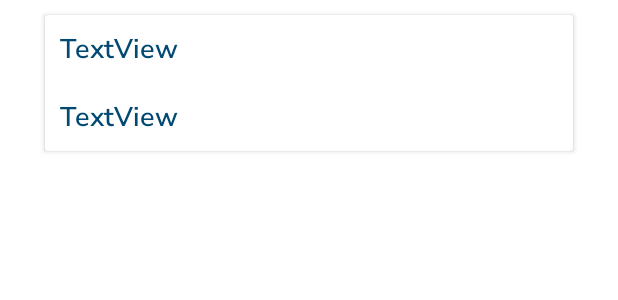
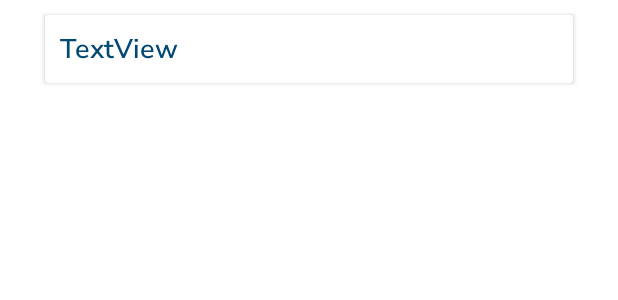
Before and after one commit to keulia/BeFriend, an Android app: the layout item_notificacion.xml on its own in the app's theme, with its tools: preview values and no code run, on a phone screen of 412 x 824 dp. Shown: the top 300 px of the screen. Run offline under Robolectric (Android 15) with nearby library versions, the phone set to English and light mode, and no system bars; Roboto replaces fonts that are not available here.

Commit message:
Prueba notificaciones sin cumple

```diff
--- a/app/src/main/java/com/casoca/befriend/EditContactFragment.kt
+++ b/app/src/main/java/com/casoca/befriend/EditContactFragment.kt
@@ -257,7 +257,7 @@ class EditContactFragment : Fragment(), DatePickerDialog.OnDateSetListener  {
 
     private fun mensajeono(){
         messageNotification = if (binding.cbTemasConvo.isChecked){
-            "Escribe y "+binding.etNombre.text.toString()+" "+frases.random()
+            "Deberías de escribir a "+binding.etNombre.text.toString()+" "+frases.random()
         }else{
             "Escribe y "+binding.etNombre.text.toString()
         }
--- a/app/src/main/java/com/casoca/befriend/EventsFragment.kt
+++ b/app/src/main/java/com/casoca/befriend/EventsFragment.kt
@@ -58,7 +58,6 @@ class EventsFragment : Fragment() {
                 var notis = value!!.toObjects(Noti::class.java)
 
 
-
                 binding.rvNotificaciones.apply {
                     setHasFixedSize(true)
                     layoutManager = LinearLayoutManager(HomeActivity.contexto)
--- a/app/src/main/java/com/casoca/befriend/NewContactoFragment.kt
+++ b/app/src/main/java/com/casoca/befriend/NewContactoFragment.kt
@@ -276,7 +276,7 @@ class NewContactoFragment : Fragment(), DatePickerDialog.OnDateSetListener {
                     diasSeleccionados, alarmIntent
                 )
             }.addOnSuccessListener {
-                registrarnotiCumple()
+                //registrarnotiCumple()
             }
 
     }
@@ -291,6 +291,7 @@ class NewContactoFragment : Fragment(), DatePickerDialog.OnDateSetListener {
         }
     }
 
+    /*
     private fun registrarnotiCumple(){
         var idNotification = UUID.randomUUID().toString()
 
@@ -338,6 +339,7 @@ class NewContactoFragment : Fragment(), DatePickerDialog.OnDateSetListener {
             }
 
     }
+     */
 
 
 }
--- a/app/src/main/java/com/casoca/befriend/utilidades/RecyclerNotificaciones.kt
+++ b/app/src/main/java/com/casoca/befriend/utilidades/RecyclerNotificaciones.kt
@@ -13,7 +13,7 @@ class RecyclerNotificaciones(var contexto: Context, var listaNoti:MutableList<No
     inner class HolderNotificaciones(itemView: View):RecyclerView.ViewHolder(itemView){
 
         var tvFrase = itemView.findViewById<TextView>(R.id.tvFrase)
-        var dias = itemView.findViewById<TextView>(R.id.tvDias)
+        //var dias = itemView.findViewById<TextView>(R.id.tvDias)
 
 
 
@@ -28,7 +28,7 @@ class RecyclerNotificaciones(var contexto: Context, var listaNoti:MutableList<No
     override fun onBindViewHolder(holder: HolderNotificaciones, position: Int) {
 
         holder.tvFrase.text = listaNoti[position].message
-        holder.dias.text = "Cada "+ listaNoti[position].dias +" dias"
+        //holder.dias.text = "Cada "+ listaNoti[position].dias +" dias"
     }
 
     override fun getItemCount(): Int = listaNoti.size
--- a/app/src/main/res/layout/item_notificacion.xml
+++ b/app/src/main/res/layout/item_notificacion.xml
@@ -3,6 +3,7 @@
     android:layout_width="match_parent"
     android:layout_height="wrap_content"
     android:layout_marginTop="10dp"
+    android:layout_marginBottom="10dp"
     android:layout_marginHorizontal="30dp">
 
     <LinearLayout
@@ -21,16 +22,7 @@
             android:textColor="@color/azul1"
             android:textSize="18dp" />
 
-        <TextView
-            android:id="@+id/tvDias"
-            android:layout_width="wrap_content"
-            android:layout_height="wrap_content"
-            android:text="TextView"
-            android:fontFamily="@font/nunito_sans_semibold"
-            android:textColor="@color/azul1"
-            android:layout_margin="10dp"
-            android:textSize="18dp"
-            />
+
     </LinearLayout>
 
 </androidx.cardview.widget.CardView>
```
Also changed, not shown: app/src/main/res/layout/item_contacto.xml (+5 -2 lines).
